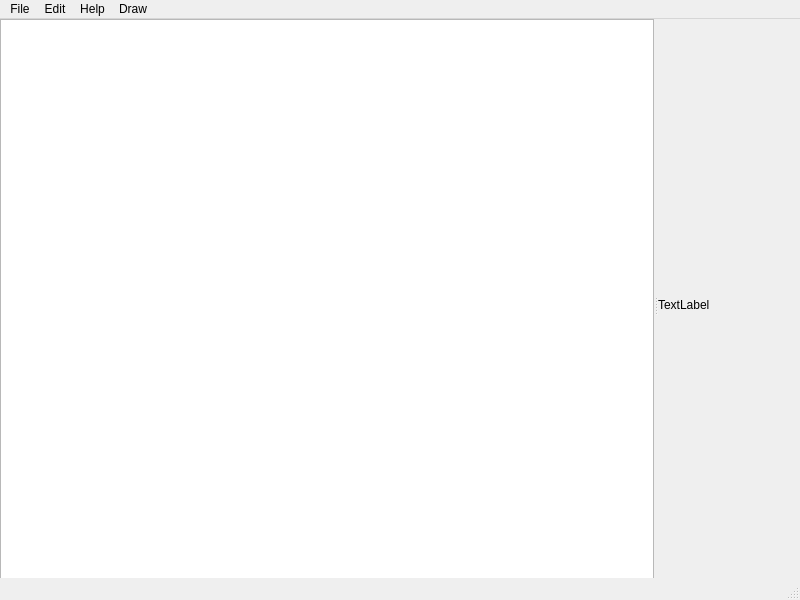
staffeev/AmongGraphs, file UI/main.ui: the form before one commit.
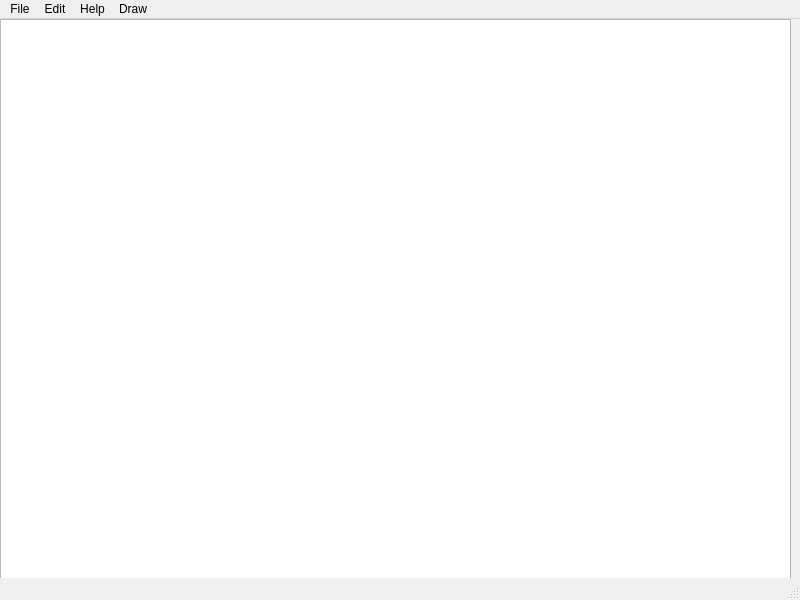
The form after the commit.

Commit message: added canvas to splitter

```diff
--- a/UI/main.ui
+++ b/UI/main.ui
@@ -63,11 +63,6 @@
          <enum>Qt::Horizontal</enum>
         </property>
         <widget class="QTreeView" name="graph_list"/>
-        <widget class="QLabel" name="canvas">
-         <property name="text">
-          <string>TextLabel</string>
-         </property>
-        </widget>
        </widget>
       </item>
      </layout>
```
The commit also changes 4 other files.
